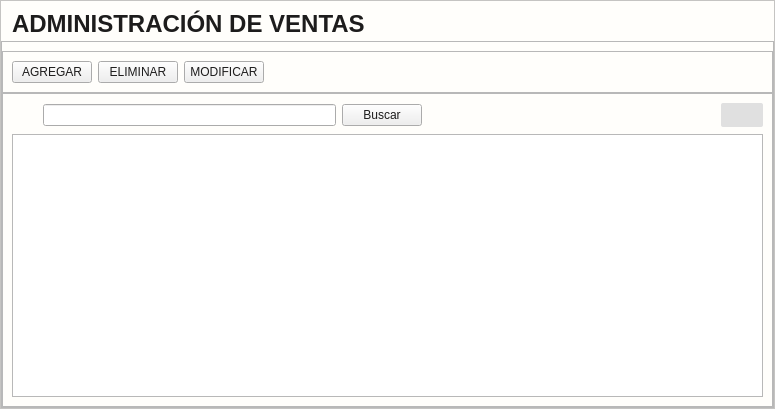
The window that app/View/UserInterfaceUi/UI_CONTROL_VENTAS.ui (LAngelVp/TuleVenta) describes before a commit, drawn with Qt 5.
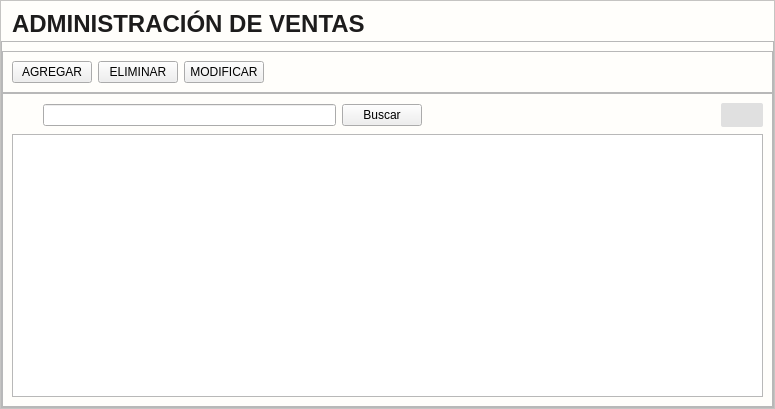
The same window after the commit. Icons and pictures are not drawn.

```diff
--- a/app/View/UserInterfaceUi/UI_CONTROL_VENTAS.ui
+++ b/app/View/UserInterfaceUi/UI_CONTROL_VENTAS.ui
@@ -14,8 +14,7 @@
    <string>Form</string>
   </property>
   <property name="styleSheet">
-   <string notr="true">*{color: #1d1c1c;}
-[objectName*=&quot;contenedor&quot;]{border:none;}
+   <string notr="true">[objectName*=&quot;contenedor&quot;]{border:none;}
 #Control_Ventas{
 background: #fffefb;
 }
```
Left out of the diff: 21 changed lines with no effect on the pictures.
